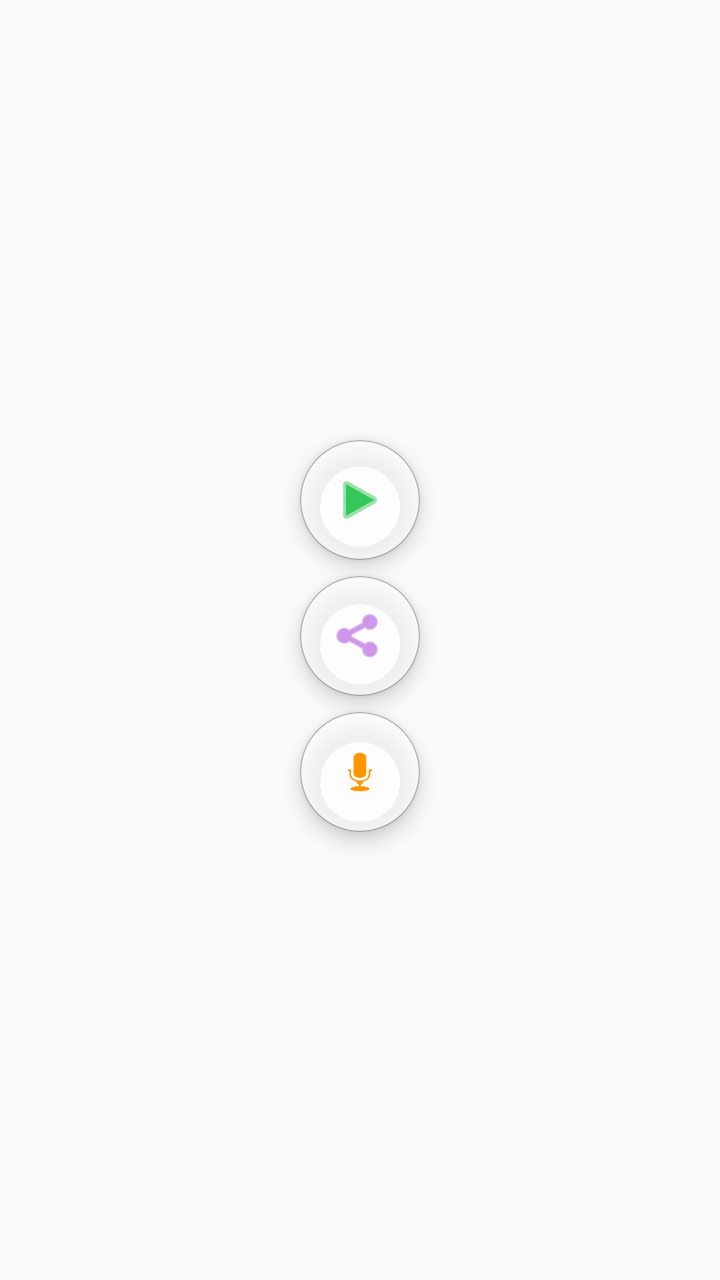
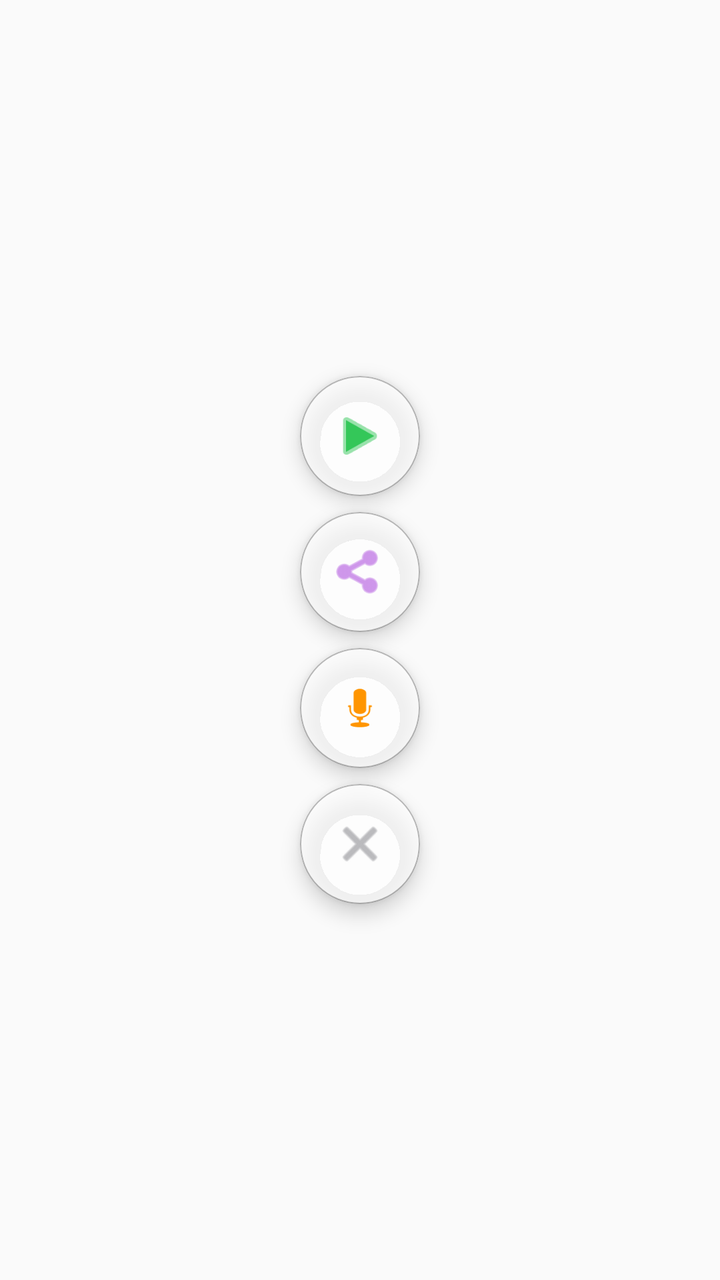

The first picture is an Android layout as it rendered before a commit; the second is the same layout after the commit. The layout source and the unified diff follow.
<!-- AndroidManifest.xml: application theme Theme.AppCompat.Light.DarkActionBar -->
<!-- res/layout/overlay_bubble.xml -->
<?xml version="1.0" encoding="utf-8"?>
<LinearLayout xmlns:android="http://schemas.android.com/apk/res/android"
    xmlns:app="http://schemas.android.com/apk/res-auto"
    android:id="@+id/floatingRoot"
    android:layout_width="wrap_content"
    android:layout_height="wrap_content"
    android:orientation="vertical"
    android:gravity="center">

    
    <androidx.cardview.widget.CardView
        android:id="@+id/cardPlay"
        android:layout_width="60dp"
        android:layout_height="60dp"
        android:layout_marginBottom="4dp"
        app:cardCornerRadius="30dp"
        app:cardElevation="6dp"
        app:cardBackgroundColor="@android:color/transparent">

        <FrameLayout
            android:id="@+id/iconBackground"
            android:layout_width="match_parent"
            android:layout_height="match_parent"
            android:background="@drawable/bg_floating_minimal">

            <ImageView
                android:id="@+id/iconImage"
                android:layout_width="28dp"
                android:layout_height="28dp"
                android:layout_gravity="center"
                android:src="@android:drawable/ic_media_play"
                app:tint="#34C759" /> 
        </FrameLayout>
    </androidx.cardview.widget.CardView>

    
    <androidx.cardview.widget.CardView
        android:id="@+id/cardShare"
        android:layout_width="60dp"
        android:layout_height="60dp"
        android:layout_marginTop="4dp"
        android:layout_marginBottom="4dp"
        app:cardCornerRadius="30dp"
        app:cardElevation="6dp"
        app:cardBackgroundColor="@android:color/transparent">

        <FrameLayout
            android:id="@+id/shareBackground"
            android:layout_width="match_parent"
            android:layout_height="match_parent"
            android:background="@drawable/bg_floating_minimal">

            <ImageView
                android:id="@+id/shareImage"
                android:layout_width="28dp"
                android:layout_height="28dp"
                android:layout_gravity="center"
                android:src="@android:drawable/ic_menu_share"
                app:tint="#AF52DE" />
        </FrameLayout>
    </androidx.cardview.widget.CardView>

    
    <androidx.cardview.widget.CardView
        android:id="@+id/cardMic"
        android:layout_width="60dp"
        android:layout_height="60dp"
        android:layout_marginTop="4dp"
        android:layout_marginBottom="4dp"
        app:cardCornerRadius="30dp"
        app:cardElevation="6dp"
        app:cardBackgroundColor="@android:color/transparent">

        <FrameLayout
            android:id="@+id/micBackground"
            android:layout_width="match_parent"
            android:layout_height="match_parent"
            android:background="@drawable/bg_floating_minimal">

            <ImageView
                android:id="@+id/micImage"
                android:layout_width="28dp"
                android:layout_height="28dp"
                android:layout_gravity="center"
                android:src="@android:drawable/ic_btn_speak_now"
                app:tint="#FF9500" />
        </FrameLayout>
    </androidx.cardview.widget.CardView>

    
    <androidx.cardview.widget.CardView
        android:id="@+id/cardBack"
        android:layout_width="60dp"
        android:layout_height="60dp"
        android:layout_marginTop="4dp"
        app:cardCornerRadius="30dp"
        app:cardElevation="6dp"
        app:cardBackgroundColor="@android:color/transparent"
        android:visibility="gone">

        <FrameLayout
            android:id="@+id/backBackground"
            android:layout_width="match_parent"
            android:layout_height="match_parent"
            android:background="@drawable/bg_floating_minimal">

            <ImageView
                android:id="@+id/backImage"
                android:layout_width="28dp"
                android:layout_height="28dp"
                android:layout_gravity="center"
                android:src="@android:drawable/ic_menu_revert"
                app:tint="#007AFF" />
        </FrameLayout>
    </androidx.cardview.widget.CardView>

</LinearLayout>
<!-- resources referenced by this layout -->
<resources>
  <!-- drawable bg_floating_minimal (drawable) -->
  <?xml version="1.0" encoding="utf-8"?>
  <shape xmlns:android="http://schemas.android.com/apk/res/android"
      android:shape="oval">
      
      <solid android:color="#B3FFFFFF" />
      
      <stroke
          android:width="0.5dp"
          android:color="#40000000" />
  </shape>
</resources>

<!-- the commit's change to res/layout/overlay_bubble.xml (unified diff, before → after) -->
@@ -114,4 +114,30 @@
         </FrameLayout>
     </androidx.cardview.widget.CardView>
 
+    
+    <androidx.cardview.widget.CardView
+        android:id="@+id/cardExit"
+        android:layout_width="60dp"
+        android:layout_height="60dp"
+        android:layout_marginTop="4dp"
+        app:cardCornerRadius="30dp"
+        app:cardElevation="6dp"
+        app:cardBackgroundColor="@android:color/transparent">
+
+        <FrameLayout
+            android:id="@+id/exitBackground"
+            android:layout_width="match_parent"
+            android:layout_height="match_parent"
+            android:background="@drawable/bg_floating_minimal">
+
+            <ImageView
+                android:id="@+id/exitImage"
+                android:layout_width="28dp"
+                android:layout_height="28dp"
+                android:layout_gravity="center"
+                android:src="@android:drawable/ic_menu_close_clear_cancel"
+                app:tint="#8E8E93" />
+        </FrameLayout>
+    </androidx.cardview.widget.CardView>
+
 </LinearLayout>
